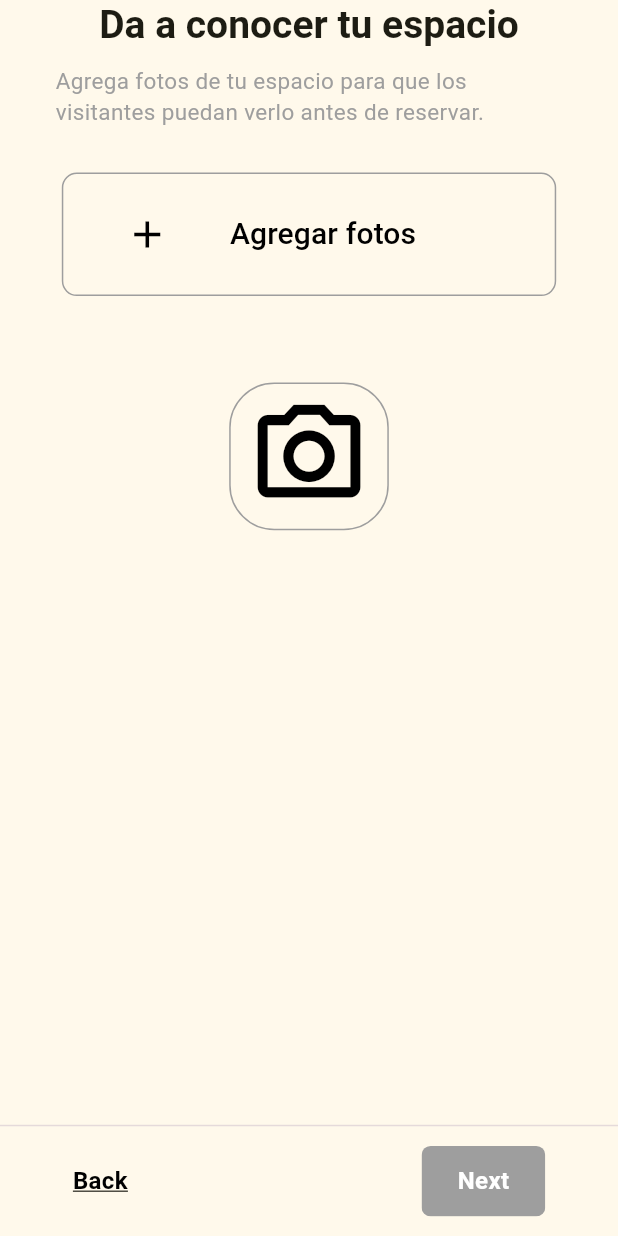
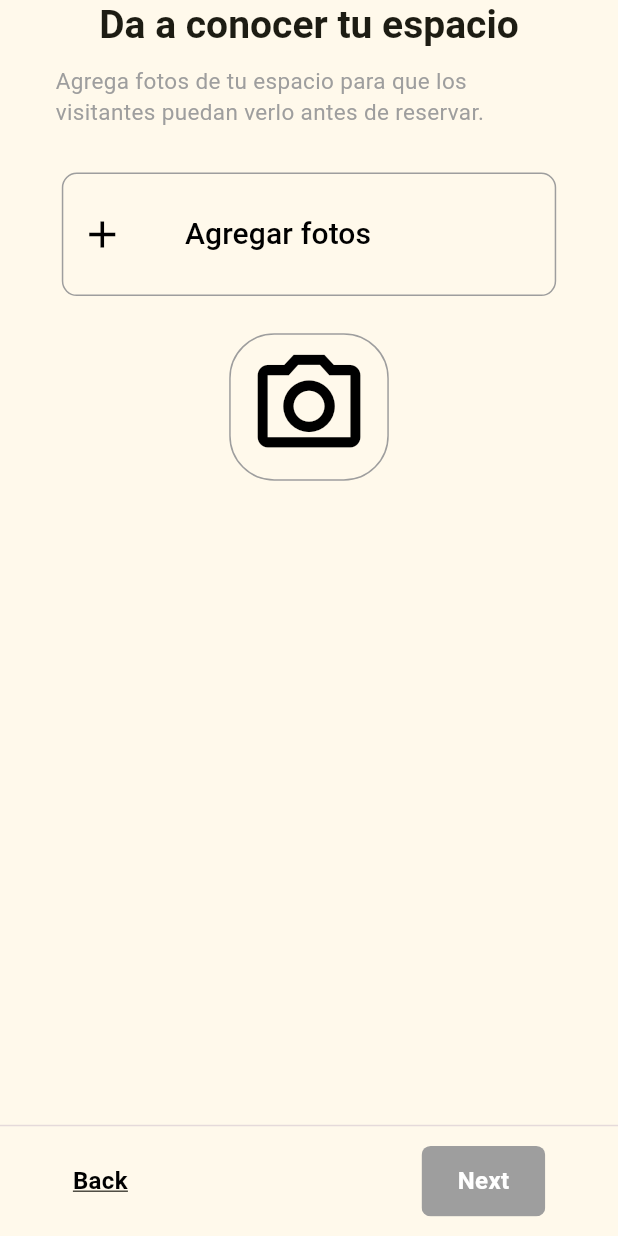
Before and after one commit to CanulMena/StudentHive, a Flutter app: the AddHouseImages screen opened directly with empty values, on a phone screen of 412 x 824 dp. Run offline on Flutter 3.47's test engine with Material 3 defaults, Android fonts, the phone set to English and light mode, and no system bars; our stand-ins replace card_swiper, dio, flutter_keyboard_visibility, flutter_riverpod, go_router, image_picker and 1 more; accounts and stored records are empty.

Commit message:
row of the two images below the main image refactorized

```diff
--- a/lib/presentation/views/widgets/account_view.dart/create_publication/steps_for_creation_publication/house_images.dart
+++ b/lib/presentation/views/widgets/account_view.dart/create_publication/steps_for_creation_publication/house_images.dart
@@ -47,7 +47,7 @@ class _AddHouseImagesState extends ConsumerState<AddHouseImages> {
 
               const SizedBox(height: 20,),
 
-              SizedBox(
+              SizedBox( // This is the gallery button
                 width: screenSize.width * 0.8,
                 height: screenSize.height * 0.1,
                 child: TextButton(
@@ -63,25 +63,24 @@ class _AddHouseImagesState extends ConsumerState<AddHouseImages> {
                   },
                   child: const Row(
                     children: [
-                      SizedBox(
-                        width: 30,
-                      ),
                       Icon(
                         Icons.add,
                         size: 30,
                       ),
-                      SizedBox(
-                        width: 40,
-                      ),
-                      Text('Agregar fotos', style: TextStyle(fontSize: 20))
+                      Padding(
+                        padding: EdgeInsets.fromLTRB(40, 0, 0, 0),
+                        child: Text('Agregar fotos', style: TextStyle(fontSize: 20)),
+                      )
                     ],
                   ),
                 ),
               ),
+
               SizedBox(
-                height: screenSize.height * 0.07,
+                height: screenSize.height * 0.03,
               ),
-              SizedBox(
+
+              SizedBox( // This is the camera button
                 child: TextButton(
                   style: ButtonStyle(
                       overlayColor: MaterialStateProperty.all(Colors.grey[200]),
@@ -93,16 +92,16 @@ class _AddHouseImagesState extends ConsumerState<AddHouseImages> {
                   onPressed: () {
                     widget.addHouseImages(ImageSource.camera);
                   },
-                  child: Column(
-                    children: [
-                      Icon(
+                  child: Icon(
                     Icons.camera_alt_outlined,
                     size: screenSize.width * 0.2,
-                      )
-                    ],
                   ),
                 ),
               )
+
+              //todo: add the images to the screen
+
+
             ],
           ),
         ),
```
Also changed, not shown: lib/presentation/views/widgets/account_view.dart/create_publication/utils_for_creation_publication/view_images_create_publication.dart (+6 -5 lines). Lines whose indentation alone changed are shown as unchanged.
